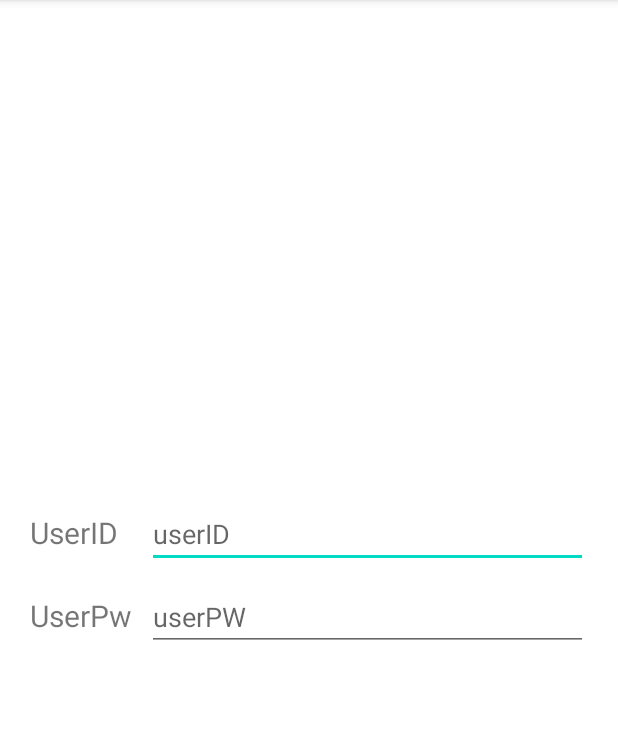
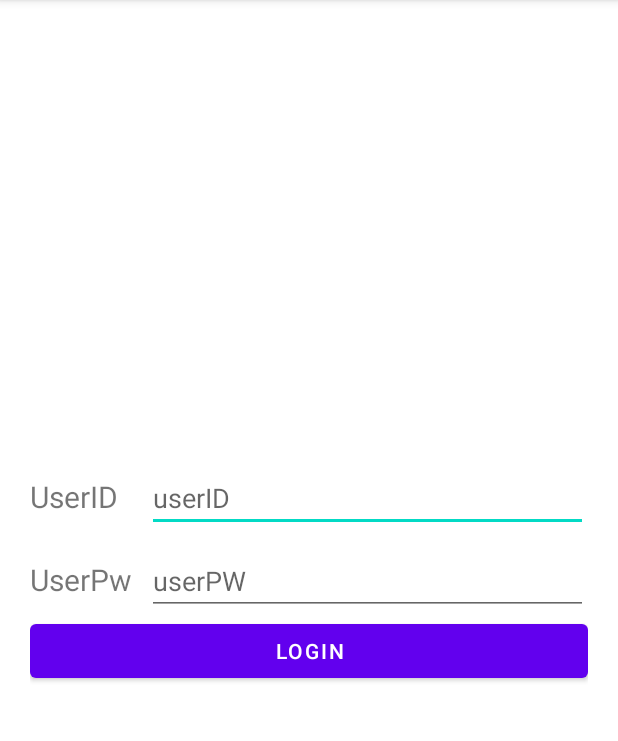
Before and after one commit to RShahzod/LayoutBeginner, an Android app: the SecondActivity screen opened directly, with no data from a screen before it, on a phone screen of 412 x 824 dp, the part 84-825 px from its top. Run offline under Robolectric (Android 15) with nearby library versions, the phone set to English and light mode, and no system bars.

Commit message:
Update activity_second.xml

```diff
--- a/app/src/main/res/layout/activity_second.xml
+++ b/app/src/main/res/layout/activity_second.xml
@@ -30,7 +30,11 @@
             <EditText android:hint="userPW"
                 android:layout_marginStart="10dp"/>
         </TableRow>
-
+        <Button
+            android:id="@+id/loginBtn"
+            android:layout_width="match_parent"
+            android:layout_height="wrap_content"
+            android:text="login"/>
     </TableLayout>
 
 </androidx.constraintlayout.widget.ConstraintLayout>
```
